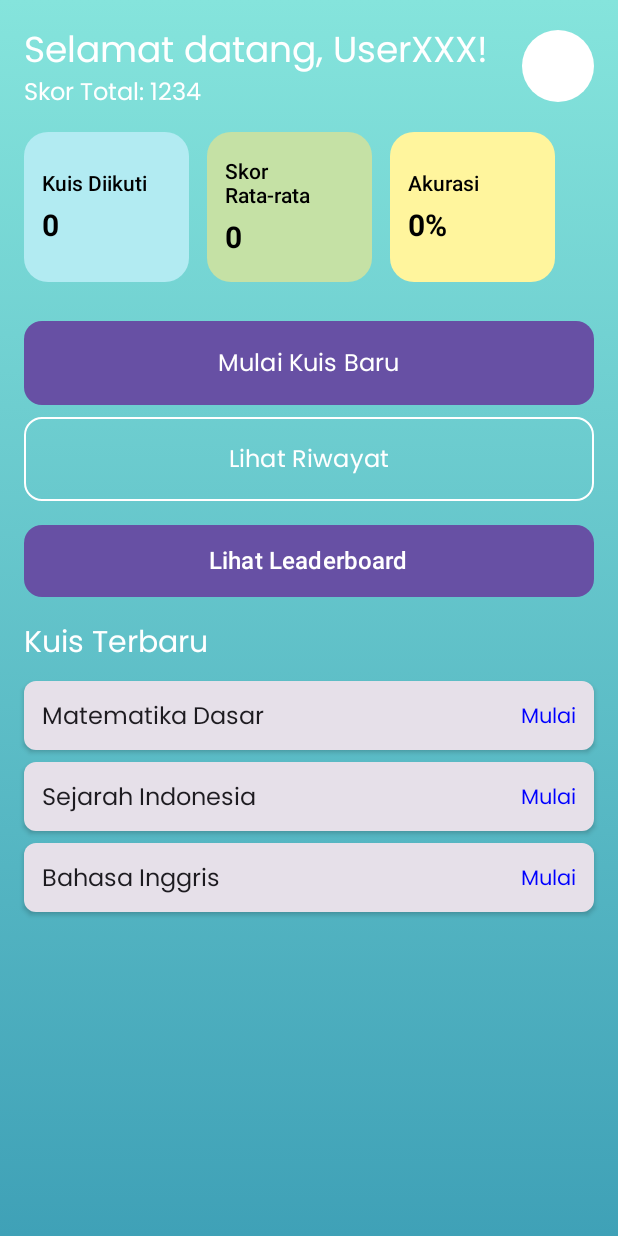
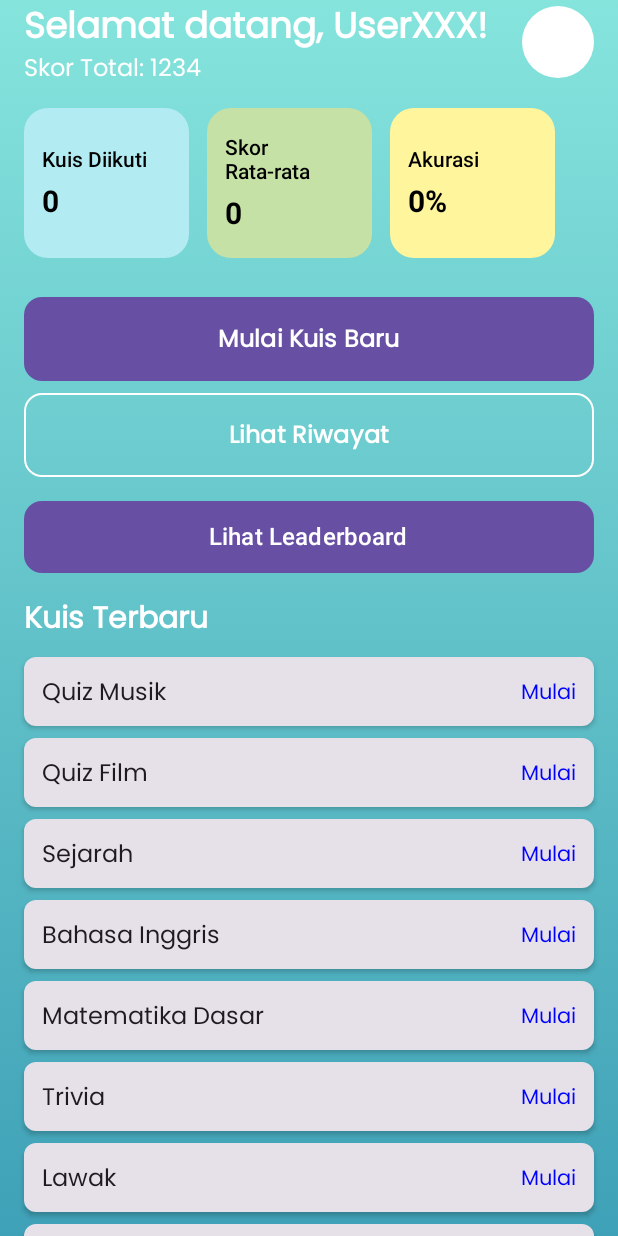
Before and after one commit to shifaaaaaa/QuizQuest, an Android app built with Jetpack Compose: the DashboardScreen screen opened through its navigation route, on a phone screen of 412 x 824 dp. Run offline under Robolectric (Android 15) with nearby library versions, the phone set to English and light mode, and no system bars.

Commit message:
update lagi

```diff
--- a/app/src/main/java/com/shifa/quizquest/DashboardActivity.kt
+++ b/app/src/main/java/com/shifa/quizquest/DashboardActivity.kt
@@ -5,6 +5,7 @@ import androidx.activity.ComponentActivity
 import androidx.activity.compose.setContent
 import androidx.compose.foundation.*
 import androidx.compose.foundation.layout.*
+import androidx.compose.foundation.lazy.LazyColumn
 import androidx.compose.foundation.shape.CircleShape
 import androidx.compose.foundation.shape.RoundedCornerShape
 import androidx.compose.material3.*
@@ -14,11 +15,16 @@ import androidx.compose.ui.graphics.*
 import androidx.compose.ui.text.font.FontWeight
 import androidx.compose.ui.unit.*
 import androidx.compose.ui.Modifier
+import androidx.core.view.WindowCompat
+import androidx.compose.foundation.layout.WindowInsets
+import androidx.compose.foundation.layout.asPaddingValues
+import androidx.compose.ui.tooling.preview.Preview
 import com.shifa.quizquest.ui.theme.poppins
 
 class DashboardActivity : ComponentActivity() {
     override fun onCreate(savedInstanceState: Bundle?) {
         super.onCreate(savedInstanceState)
+        WindowCompat.setDecorFitsSystemWindows(window, false)
         setContent {
             DashboardScreen()
         }
@@ -35,22 +41,35 @@ fun DashboardScreen() {
         modifier = Modifier
             .fillMaxSize()
             .background(brush = backgroundGradient)
-            .verticalScroll(rememberScrollState())
-            .padding(16.dp)
     ) {
-        Column {
-            HeaderSection(userName = "UserXXX", totalScore = 1234)
-            Spacer(modifier = Modifier.height(16.dp))
-            SummaryCards()
-            Spacer(modifier = Modifier.height(16.dp))
-            ActionButtons()
-            Spacer(modifier = Modifier.height(16.dp))
-            LeaderboardButton()
-            Spacer(modifier = Modifier.height(16.dp))
-            RecentQuizzes()
+        LazyColumn(
+            modifier = Modifier
+                .fillMaxSize()
+                .padding(WindowInsets.statusBars
+                    .add(WindowInsets.navigationBars)
+                    .asPaddingValues())
+                .padding(horizontal = 16.dp),
+            verticalArrangement = Arrangement.spacedBy(16.dp)
+        ) {
+            item {
+                HeaderSection(userName = "UserXXX", totalScore = 1234)
+            }
+            item {
+                SummaryCards()
+            }
+            item {
+                ActionButtons()
+            }
+            item {
+                LeaderboardButton()
+            }
+            item {
+                RecentQuizzes()
+            }
         }
     }
 }
+
 
 @Composable
 fun HeaderSection(userName: String, totalScore: Int) {
@@ -228,7 +247,10 @@ fun RecentQuizzes() {
             color = Color.White
         )
         Spacer(modifier = Modifier.height(8.dp))
-        val quizzes = listOf("Matematika Dasar", "Sejarah Indonesia", "Bahasa Inggris")
+        val quizzes = listOf(
+            "Quiz Musik", "Quiz Film", "Sejarah", "Bahasa Inggris",
+            "Matematika Dasar", "Trivia", "Lawak", "Tebak Gambar", "Kebudayaan Indonesia"
+        )
         quizzes.forEach { quiz ->
             Card(
                 modifier = Modifier
@@ -258,6 +280,13 @@ fun RecentQuizzes() {
                     )
                 }
             }
+
         }
     }
 }
+
+@Preview(showBackground = true, showSystemUi = true)
+@Composable
+fun DashboardPreview() {
+    DashboardScreen()
+}
--- a/app/src/main/java/com/shifa/quizquest/MainActivity.kt
+++ b/app/src/main/java/com/shifa/quizquest/MainActivity.kt
@@ -24,7 +24,6 @@ import androidx.navigation.compose.rememberNavController
 import com.shifa.quizquest.ui.theme.poppins
 import android.widget.Toast
 import androidx.compose.ui.platform.LocalContext
-import androidx.compose.foundation.clickable
 
 class MainActivity : ComponentActivity() {
     override fun onCreate(savedInstanceState: Bundle?) {
@@ -55,6 +54,7 @@ class MainActivity : ComponentActivity() {
 @Composable
 fun QuizQuestApp(navController: NavController) {
     val isDark by remember { mutableStateOf(false) }
+    val context = LocalContext.current
 
     val backgroundGradient = Brush.horizontalGradient(
         colors = listOf(Color(0xFF85E4DC), Color(0xFF3FA1B7))
@@ -67,7 +67,12 @@ fun QuizQuestApp(navController: NavController) {
             modifier = Modifier
                 .fillMaxSize()
                 .background(brush = backgroundGradient)
-                .padding(top = 48.dp, bottom = 24.dp)
+                .padding(
+                    top = 48.dp,
+                    start = 16.dp,
+                    end = 16.dp,
+                    bottom = 16.dp
+                )
         ) {
             Column(
                 modifier = Modifier
@@ -76,13 +81,14 @@ fun QuizQuestApp(navController: NavController) {
                 horizontalAlignment = Alignment.CenterHorizontally,
                 verticalArrangement = Arrangement.Top
             ) {
-                TopNavigationBar(navController = navController)
-                Spacer(modifier = Modifier.height(100.dp))
+                TopNavigationBar()
+                Spacer(modifier = Modifier.height(50.dp))
                 Text(
                     text = "Welcome to QuizQuest",
                     fontFamily = poppins,
-                    fontSize = 28.sp,
-                    fontWeight = FontWeight.ExtraBold
+                    fontSize = 30.sp,
+                    fontWeight = FontWeight.ExtraBold,
+                    textAlign = TextAlign.Center
                 )
                 Spacer(modifier = Modifier.height(12.dp))
                 Text(
@@ -93,15 +99,34 @@ fun QuizQuestApp(navController: NavController) {
                     textAlign = TextAlign.Center,
                     modifier = Modifier.fillMaxWidth()
                 )
+                Spacer(modifier = Modifier.height(32.dp))
+
+                // Tombol Login
+                Button(
+                    onClick = {
+                        Toast.makeText(context, "Navigasi ke Login Page!", Toast.LENGTH_SHORT).show()
+                        navController.navigate(Screen.Login.route)
+                    },
+                    colors = ButtonDefaults.buttonColors(containerColor = Color(0xFF3FA1B7)),
+                    modifier = Modifier
+                        .fillMaxWidth(0.6f)
+                        .height(50.dp)
+                ) {
+                    Text(
+                        text = "Login",
+                        fontFamily = poppins,
+                        fontSize = 18.sp,
+                        fontWeight = FontWeight.SemiBold,
+                        color = Color.White
+                    )
+                }
             }
         }
     }
 }
 
 @Composable
-fun TopNavigationBar(navController: NavController) {
-    val context = LocalContext.current
-
+fun TopNavigationBar() {
     Row(
         modifier = Modifier
             .fillMaxWidth()
@@ -112,33 +137,10 @@ fun TopNavigationBar(navController: NavController) {
         Text(
             text = "QuizQuest",
             fontSize = 22.sp,
-            fontWeight = FontWeight.Bold,
+            fontWeight = FontWeight.ExtraBold,
             color = Color.Black
         )
-        Row(
-            horizontalArrangement = Arrangement.spacedBy(12.dp),
-            verticalAlignment = Alignment.CenterVertically
-        ) {
-            TopNavItem("Login") {
-                Toast.makeText(context, "Navigasi ke Login Page!", Toast.LENGTH_SHORT).show()
-                navController.navigate(Screen.Login.route) {
-                    // Opsi: popUpTo Welcome.route jika ingin WelcomeScreen dihapus dari back stack
-                    // Contoh: agar tidak bisa kembali ke Welcome setelah klik login
-                    // popUpTo(Screen.Welcome.route) { inclusive = false } // false agar Welcome tetap ada di back stack
-                }
-            }
-        }
     }
-}
-
-@Composable
-fun TopNavItem(title: String, onClick: () -> Unit) {
-    Text(
-        text = title,
-        fontSize = 14.sp,
-        color = Color.White,
-        modifier = Modifier.clickable { onClick() }
-    )
 }
 
 @Preview(showBackground = true, showSystemUi = true)
--- a/app/src/main/java/com/shifa/quizquest/ui/theme/Font.kt
+++ b/app/src/main/java/com/shifa/quizquest/ui/theme/Font.kt
@@ -2,14 +2,8 @@ package com.shifa.quizquest.ui.theme
 
 import androidx.compose.ui.text.font.Font
 import androidx.compose.ui.text.font.FontFamily
-import androidx.compose.ui.text.font.FontStyle
-import androidx.compose.ui.text.font.FontWeight
 import com.shifa.quizquest.R
 
 val poppins = FontFamily(
-    Font(R.font.poppins_regular, FontWeight.Normal),
-    Font(R.font.poppins_regular, FontWeight.Bold),
-    Font(R.font.poppins_regular, FontWeight.Normal, FontStyle.Italic),
-    Font(R.font.poppins_regular, FontWeight.SemiBold),
-    Font(R.font.poppins_regular, FontWeight.ExtraBold)
+    Font(R.font.poppins_regular)
 )
```
